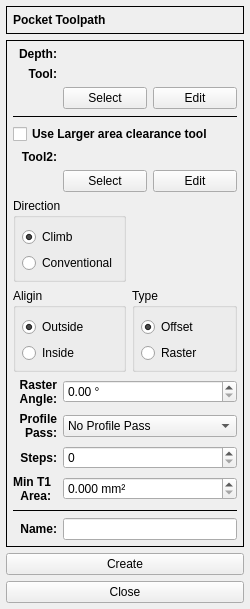
Old version of the form G2G/forms/pocketform.ui in the repository XRay3D/GERBER_X3.
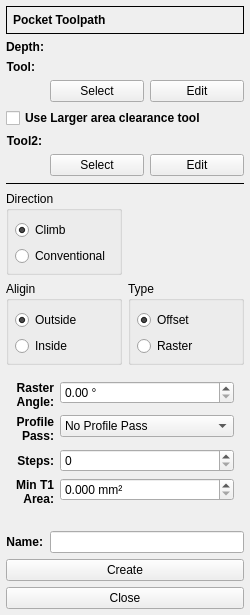
New version of the form. Icons and pictures are not drawn. Custom widgets are drawn as their Qt base class.

Diff of the .ui file:
```diff
--- a/G2G/forms/pocketform.ui
+++ b/G2G/forms/pocketform.ui
@@ -7,7 +7,7 @@
     <x>0</x>
     <y>0</y>
     <width>250</width>
-    <height>584</height>
+    <height>608</height>
    </rect>
   </property>
   <property name="minimumSize">
@@ -19,7 +19,7 @@
   <property name="windowTitle">
    <string>Form</string>
   </property>
-  <layout class="QVBoxLayout" name="verticalLayout">
+  <layout class="QFormLayout" name="formLayout">
    <property name="leftMargin">
     <number>6</number>
    </property>
@@ -32,7 +32,7 @@
    <property name="bottomMargin">
     <number>6</number>
    </property>
-   <item>
+   <item row="0" column="0" colspan="2">
     <widget class="QFrame" name="frame">
      <property name="enabled">
       <bool>true</bool>
@@ -81,31 +81,27 @@
      </layout>
     </widget>
    </item>
-   <item>
-    <widget class="QFrame" name="frame_2">
+   <item row="3" column="1">
+    <widget class="DepthForm" name="dsbxDepth" native="true">
+     <property name="enabled">
+      <bool>true</bool>
+     </property>
+    </widget>
+   </item>
+   <item row="5" column="1">
+    <widget class="QLabel" name="lblToolName">
      <property name="enabled">
       <bool>true</bool>
      </property>
      <property name="frameShape">
-      <enum>QFrame::Box</enum>
+      <enum>QFrame::NoFrame</enum>
      </property>
-     <property name="frameShadow">
-      <enum>QFrame::Plain</enum>
+     <property name="text">
+      <string/>
      </property>
-     <layout class="QGridLayout" name="gridLayout_2">
-      <property name="leftMargin">
-       <number>6</number>
-      </property>
-      <property name="topMargin">
-       <number>6</number>
-      </property>
-      <property name="rightMargin">
-       <number>6</number>
-      </property>
-      <property name="bottomMargin">
-       <number>6</number>
-      </property>
-      <item row="2" column="2">
+    </widget>
+   </item>
+   <item row="6" column="1">
        <layout class="QHBoxLayout" name="horizontalLayout">
         <item>
          <widget class="QPushButton" name="pbSelect">
@@ -129,47 +125,7 @@
         </item>
        </layout>
       </item>
-      <item row="8" column="0" colspan="2">
-       <widget class="QLabel" name="labelAngle">
-        <property name="enabled">
-         <bool>true</bool>
-        </property>
-        <property name="font">
-         <font>
-          <weight>75</weight>
-          <bold>true</bold>
-         </font>
-        </property>
-        <property name="text">
-         <string>Raster
-Angle:</string>
-        </property>
-        <property name="alignment">
-         <set>Qt::AlignRight|Qt::AlignTrailing|Qt::AlignVCenter</set>
-        </property>
-       </widget>
-      </item>
-      <item row="13" column="2">
-       <widget class="QLineEdit" name="leName">
-        <property name="enabled">
-         <bool>true</bool>
-        </property>
-       </widget>
-      </item>
-      <item row="8" column="2">
-       <widget class="DoubleSpinBox" name="dsbxAngle">
-        <property name="enabled">
-         <bool>true</bool>
-        </property>
-        <property name="suffix">
-         <string> °</string>
-        </property>
-        <property name="maximum">
-         <double>180.000000000000000</double>
-        </property>
-       </widget>
-      </item>
-      <item row="4" column="0" colspan="3">
+   <item row="7" column="0" colspan="2">
        <widget class="QCheckBox" name="chbxUseTwoTools">
         <property name="enabled">
          <bool>true</bool>
@@ -185,26 +141,17 @@
         </property>
        </widget>
       </item>
-      <item row="10" column="0" colspan="2">
-       <widget class="QLabel" name="labelSteps">
+   <item row="10" column="1">
+    <widget class="QLabel" name="lblToolName_2">
         <property name="enabled">
          <bool>true</bool>
         </property>
-        <property name="font">
-         <font>
-          <weight>75</weight>
-          <bold>true</bold>
-         </font>
-        </property>
         <property name="text">
-         <string>Steps:</string>
-        </property>
-        <property name="alignment">
-         <set>Qt::AlignRight|Qt::AlignTrailing|Qt::AlignVCenter</set>
+      <string/>
         </property>
        </widget>
       </item>
-      <item row="6" column="2">
+   <item row="11" column="1">
        <layout class="QHBoxLayout" name="horizontalLayout_2">
         <item>
          <widget class="QPushButton" name="pbSelect_2">
@@ -228,7 +175,17 @@
         </item>
        </layout>
       </item>
-      <item row="7" column="0" colspan="3">
+   <item row="12" column="0" colspan="2">
+    <widget class="Line" name="line_3">
+     <property name="frameShadow">
+      <enum>QFrame::Plain</enum>
+     </property>
+     <property name="orientation">
+      <enum>Qt::Horizontal</enum>
+     </property>
+    </widget>
+   </item>
+   <item row="14" column="0" colspan="2">
        <layout class="QGridLayout" name="gridLayout">
         <item row="1" column="1">
          <widget class="QLabel" name="lblPixmap">
@@ -395,7 +352,57 @@
         </item>
        </layout>
       </item>
-      <item row="9" column="2">
+   <item row="16" column="0" colspan="2">
+    <layout class="QFormLayout" name="formLayout_2">
+     <property name="labelAlignment">
+      <set>Qt::AlignRight|Qt::AlignTrailing|Qt::AlignVCenter</set>
+     </property>
+     <property name="leftMargin">
+      <number>10</number>
+     </property>
+     <property name="topMargin">
+      <number>10</number>
+     </property>
+     <property name="rightMargin">
+      <number>10</number>
+     </property>
+     <property name="bottomMargin">
+      <number>10</number>
+     </property>
+     <item row="0" column="1">
+      <widget class="DoubleSpinBox" name="dsbxAngle">
+       <property name="enabled">
+        <bool>true</bool>
+       </property>
+       <property name="suffix">
+        <string> °</string>
+       </property>
+       <property name="maximum">
+        <double>180.000000000000000</double>
+       </property>
+      </widget>
+     </item>
+     <item row="0" column="0">
+      <widget class="QLabel" name="labelAngle">
+       <property name="enabled">
+        <bool>true</bool>
+       </property>
+       <property name="font">
+        <font>
+         <weight>75</weight>
+         <bold>true</bold>
+        </font>
+       </property>
+       <property name="text">
+        <string>Raster
+Angle:</string>
+       </property>
+       <property name="alignment">
+        <set>Qt::AlignRight|Qt::AlignTrailing|Qt::AlignVCenter</set>
+       </property>
+      </widget>
+     </item>
+     <item row="1" column="1">
        <widget class="QComboBox" name="cbxPass">
         <property name="enabled">
          <bool>true</bool>
@@ -417,184 +424,14 @@
         </item>
        </widget>
       </item>
-      <item row="13" column="0" colspan="2">
-       <widget class="QLabel" name="label_6">
-        <property name="enabled">
-         <bool>true</bool>
-        </property>
-        <property name="font">
-         <font>
-          <weight>75</weight>
-          <bold>true</bold>
-         </font>
-        </property>
-        <property name="text">
-         <string>Name:</string>
-        </property>
-        <property name="alignment">
-         <set>Qt::AlignRight|Qt::AlignTrailing|Qt::AlignVCenter</set>
-        </property>
-       </widget>
-      </item>
-      <item row="12" column="0" colspan="3">
-       <widget class="Line" name="line_2">
-        <property name="enabled">
-         <bool>true</bool>
-        </property>
-        <property name="frameShadow">
-         <enum>QFrame::Plain</enum>
-        </property>
-        <property name="orientation">
-         <enum>Qt::Horizontal</enum>
-        </property>
-       </widget>
-      </item>
-      <item row="10" column="2">
+     <item row="2" column="1">
        <widget class="QSpinBox" name="sbxSteps">
         <property name="enabled">
          <bool>true</bool>
         </property>
        </widget>
       </item>
-      <item row="1" column="0" colspan="2">
-       <widget class="QLabel" name="label_3">
-        <property name="enabled">
-         <bool>true</bool>
-        </property>
-        <property name="font">
-         <font>
-          <weight>75</weight>
-          <bold>true</bold>
-         </font>
-        </property>
-        <property name="text">
-         <string>Tool:</string>
-        </property>
-        <property name="alignment">
-         <set>Qt::AlignRight|Qt::AlignTrailing|Qt::AlignVCenter</set>
-        </property>
-       </widget>
-      </item>
-      <item row="0" column="0" colspan="2">
-       <widget class="QLabel" name="label_2">
-        <property name="enabled">
-         <bool>true</bool>
-        </property>
-        <property name="font">
-         <font>
-          <weight>75</weight>
-          <bold>true</bold>
-         </font>
-        </property>
-        <property name="text">
-         <string>Depth:</string>
-        </property>
-        <property name="alignment">
-         <set>Qt::AlignRight|Qt::AlignTrailing|Qt::AlignVCenter</set>
-        </property>
-       </widget>
-      </item>
-      <item row="5" column="0" colspan="2">
-       <widget class="QLabel" name="labelToolName2">
-        <property name="enabled">
-         <bool>true</bool>
-        </property>
-        <property name="font">
-         <font>
-          <weight>75</weight>
-          <bold>true</bold>
-         </font>
-        </property>
-        <property name="text">
-         <string>Tool2:</string>
-        </property>
-        <property name="alignment">
-         <set>Qt::AlignRight|Qt::AlignTrailing|Qt::AlignVCenter</set>
-        </property>
-       </widget>
-      </item>
-      <item row="9" column="0" colspan="2">
-       <widget class="QLabel" name="labelPass">
-        <property name="enabled">
-         <bool>true</bool>
-        </property>
-        <property name="font">
-         <font>
-          <weight>75</weight>
-          <bold>true</bold>
-         </font>
-        </property>
-        <property name="text">
-         <string>Profile
-Pass:</string>
-        </property>
-        <property name="alignment">
-         <set>Qt::AlignRight|Qt::AlignTrailing|Qt::AlignVCenter</set>
-        </property>
-       </widget>
-      </item>
-      <item row="1" column="2">
-       <widget class="QLabel" name="lblToolName">
-        <property name="enabled">
-         <bool>true</bool>
-        </property>
-        <property name="frameShape">
-         <enum>QFrame::NoFrame</enum>
-        </property>
-        <property name="text">
-         <string/>
-        </property>
-       </widget>
-      </item>
-      <item row="3" column="0" colspan="3">
-       <widget class="Line" name="line">
-        <property name="enabled">
-         <bool>true</bool>
-        </property>
-        <property name="frameShadow">
-         <enum>QFrame::Plain</enum>
-        </property>
-        <property name="orientation">
-         <enum>Qt::Horizontal</enum>
-        </property>
-       </widget>
-      </item>
-      <item row="5" column="2">
-       <widget class="QLabel" name="lblToolName_2">
-        <property name="enabled">
-         <bool>true</bool>
-        </property>
-        <property name="text">
-         <string/>
-        </property>
-       </widget>
-      </item>
-      <item row="0" column="2">
-       <widget class="DepthForm" name="dsbxDepth" native="true">
-        <property name="enabled">
-         <bool>true</bool>
-        </property>
-       </widget>
-      </item>
-      <item row="11" column="0">
-       <widget class="QLabel" name="labelMinArea">
-        <property name="font">
-         <font>
-          <weight>75</weight>
-          <bold>true</bold>
-          <kerning>true</kerning>
-         </font>
-        </property>
-        <property name="text">
-         <string>Min T1
-Area:</string>
-        </property>
-        <property name="alignment">
-         <set>Qt::AlignRight|Qt::AlignTrailing|Qt::AlignVCenter</set>
-        </property>
-       </widget>
-      </item>
-      <item row="11" column="2">
+     <item row="3" column="1">
        <widget class="DoubleSpinBox" name="dsbxMinArea">
         <property name="suffix">
          <string> mm²</string>
@@ -610,10 +447,86 @@
         </property>
        </widget>
       </item>
-     </layout>
+     <item row="1" column="0">
+      <widget class="QLabel" name="labelPass">
+       <property name="enabled">
+        <bool>true</bool>
+       </property>
+       <property name="font">
+        <font>
+         <weight>75</weight>
+         <bold>true</bold>
+        </font>
+       </property>
+       <property name="text">
+        <string>Profile
+Pass:</string>
+       </property>
+       <property name="alignment">
+        <set>Qt::AlignRight|Qt::AlignTrailing|Qt::AlignVCenter</set>
+       </property>
+      </widget>
+     </item>
+     <item row="2" column="0">
+      <widget class="QLabel" name="labelSteps">
+       <property name="enabled">
+        <bool>true</bool>
+       </property>
+       <property name="font">
+        <font>
+         <weight>75</weight>
+         <bold>true</bold>
+        </font>
+       </property>
+       <property name="text">
+        <string>Steps:</string>
+       </property>
+       <property name="alignment">
+        <set>Qt::AlignRight|Qt::AlignTrailing|Qt::AlignVCenter</set>
+       </property>
+      </widget>
+     </item>
+     <item row="3" column="0">
+      <widget class="QLabel" name="labelMinArea">
+       <property name="font">
+        <font>
+         <weight>75</weight>
+         <bold>true</bold>
+         <kerning>true</kerning>
+        </font>
+       </property>
+       <property name="text">
+        <string>Min T1
+Area:</string>
+       </property>
+       <property name="alignment">
+        <set>Qt::AlignRight|Qt::AlignTrailing|Qt::AlignVCenter</set>
+       </property>
+      </widget>
+     </item>
+    </layout>
+   </item>
+   <item row="18" column="0">
+    <widget class="Line" name="line_2">
+     <property name="enabled">
+      <bool>true</bool>
+     </property>
+     <property name="frameShadow">
+      <enum>QFrame::Plain</enum>
+     </property>
+     <property name="orientation">
+      <enum>Qt::Horizontal</enum>
+     </property>
     </widget>
    </item>
-   <item>
+   <item row="21" column="1">
+    <widget class="QLineEdit" name="leName">
+     <property name="enabled">
+      <bool>true</bool>
+     </property>
+    </widget>
+   </item>
+   <item row="22" column="0" colspan="2">
     <widget class="QPushButton" name="pbCreate">
      <property name="enabled">
       <bool>true</bool>
@@ -623,23 +536,7 @@
      </property>
     </widget>
    </item>
-   <item>
-    <spacer name="verticalSpacer">
-     <property name="enabled">
-      <bool>true</bool>
-     </property>
-     <property name="orientation">
-      <enum>Qt::Vertical</enum>
-     </property>
-     <property name="sizeHint" stdset="0">
-      <size>
-       <width>20</width>
-       <height>40</height>
-      </size>
-     </property>
-    </spacer>
-   </item>
-   <item>
+   <item row="24" column="0" colspan="2">
     <widget class="QPushButton" name="pbClose">
      <property name="enabled">
       <bool>true</bool>
@@ -649,6 +546,82 @@
      </property>
     </widget>
    </item>
+   <item row="10" column="0">
+    <widget class="QLabel" name="labelToolName2">
+     <property name="enabled">
+      <bool>true</bool>
+     </property>
+     <property name="font">
+      <font>
+       <weight>75</weight>
+       <bold>true</bold>
+      </font>
+     </property>
+     <property name="text">
+      <string>Tool2:</string>
+     </property>
+     <property name="alignment">
+      <set>Qt::AlignRight|Qt::AlignTrailing|Qt::AlignVCenter</set>
+     </property>
+    </widget>
+   </item>
+   <item row="3" column="0">
+    <widget class="QLabel" name="label_2">
+     <property name="enabled">
+      <bool>true</bool>
+     </property>
+     <property name="font">
+      <font>
+       <weight>75</weight>
+       <bold>true</bold>
+      </font>
+     </property>
+     <property name="text">
+      <string>Depth:</string>
+     </property>
+     <property name="alignment">
+      <set>Qt::AlignRight|Qt::AlignTrailing|Qt::AlignVCenter</set>
+     </property>
+    </widget>
+   </item>
+   <item row="5" column="0">
+    <widget class="QLabel" name="label_3">
+     <property name="enabled">
+      <bool>true</bool>
+     </property>
+     <property name="font">
+      <font>
+       <weight>75</weight>
+       <bold>true</bold>
+      </font>
+     </property>
+     <property name="text">
+      <string>Tool:</string>
+     </property>
+     <property name="alignment">
+      <set>Qt::AlignRight|Qt::AlignTrailing|Qt::AlignVCenter</set>
+     </property>
+    </widget>
+   </item>
+   <item row="21" column="0">
+    <widget class="QLabel" name="label_6">
+     <property name="enabled">
+      <bool>true</bool>
+     </property>
+     <property name="font">
+      <font>
+       <weight>75</weight>
+       <bold>true</bold>
+      </font>
+     </property>
+     <property name="text">
+      <string>Name:</string>
+     </property>
+     <property name="alignment">
+      <set>Qt::AlignRight|Qt::AlignTrailing|Qt::AlignVCenter</set>
+     </property>
+    </widget>
+   </item>
   </layout>
  </widget>
  <customwidgets>
```
Lines whose indentation alone changed are shown as unchanged.
